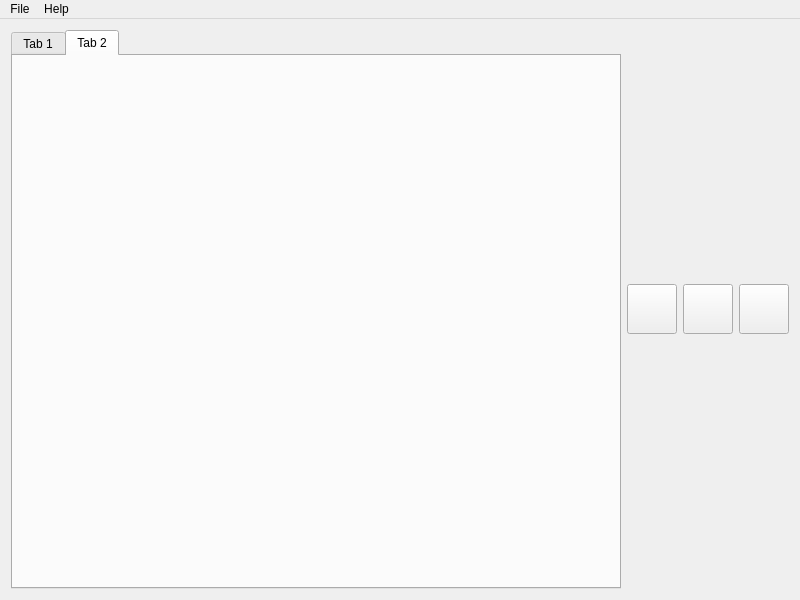
The window that mainwindow.ui (Etersoft/vargus-viewer) describes before a commit, drawn with Qt 5.
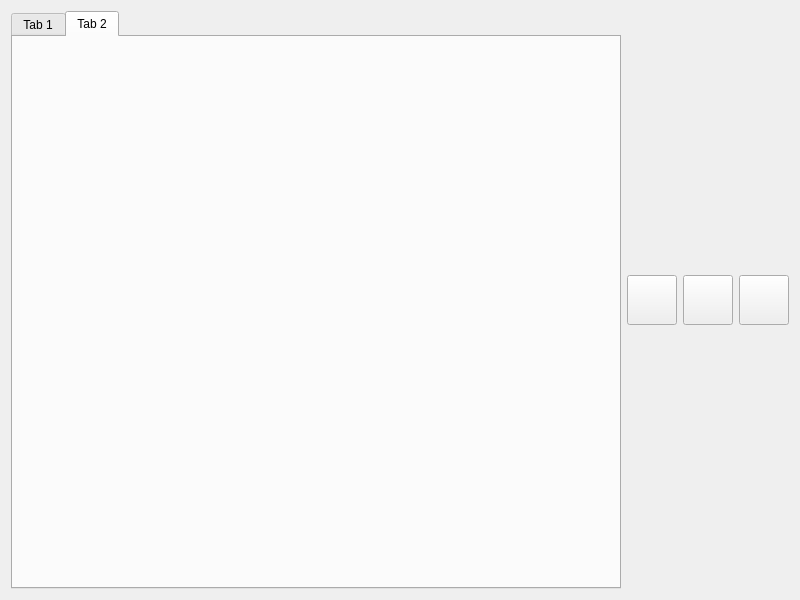
The same window after the commit. The open tabs and pages were chosen to show the change.

Commit message: Change MainWindow and menu.

Diff of the .ui file:
```diff
--- a/mainwindow.ui
+++ b/mainwindow.ui
@@ -157,20 +157,6 @@
      <height>26</height>
     </rect>
    </property>
-   <widget class="QMenu" name="menu">
-    <property name="title">
-     <string>File</string>
-    </property>
-    <addaction name="actionExit"/>
-   </widget>
-   <widget class="QMenu" name="menu_2">
-    <property name="title">
-     <string>Help</string>
-    </property>
-    <addaction name="actionAbout"/>
-   </widget>
-   <addaction name="menu"/>
-   <addaction name="menu_2"/>
   </widget>
   <action name="actionAbout">
    <property name="text">
```
Left out of the diff: 2 changed lines with no effect on the pictures. The commit also changes 2 other files.
